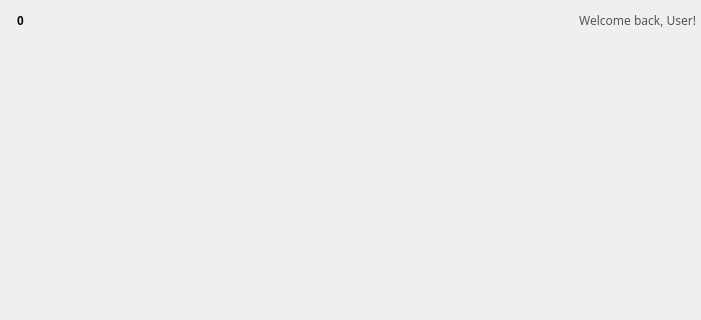
The window that AquariumManager/aquariumswindow.ui (fvolkanoski/Aquarium-Manager) describes before a commit, drawn with Qt 5; both pictures show x 0 to 701 and y 0 to 320 of the 701 by 600 pixel window.
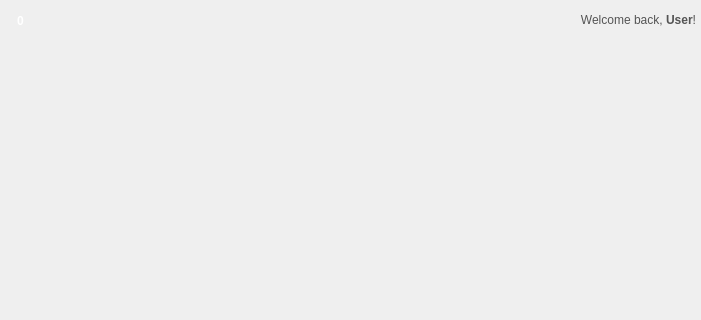
The same window after the commit.

Commit message: Last changes for today. Modified the hello message in the status bar on the home screen to show the users name.

The edit to the form file:
```diff
--- a/AquariumManager/aquariumswindow.ui
+++ b/AquariumManager/aquariumswindow.ui
@@ -49,7 +49,7 @@
      </font>
     </property>
     <property name="styleSheet">
-     <string notr="true">#notificationsBackground
+     <string notr="true">#notificationsIcon
 {
 	background-color: qlineargradient(spread:pad, x1:0.528409, 			y1:1, x2:0.534091, y2:0, stop:0 rgba(95, 174, 255, 255), stop:		1 rgba(137, 215, 255, 255));
 	border-radius: 12px;
@@ -75,7 +75,7 @@
     </property>
     <property name="font">
      <font>
-      <family>Algerian</family>
+      <family>Arial</family>
       <pointsize>9</pointsize>
       <weight>50</weight>
       <bold>false</bold>
@@ -89,7 +89,7 @@
 }</string>
     </property>
     <property name="text">
-     <string>Welcome back, User!</string>
+     <string>Welcome back, &lt;b&gt;User&lt;/b&gt;!</string>
     </property>
     <property name="alignment">
      <set>Qt::AlignRight|Qt::AlignTrailing|Qt::AlignVCenter</set>
```
The commit also changes 3 other files.
